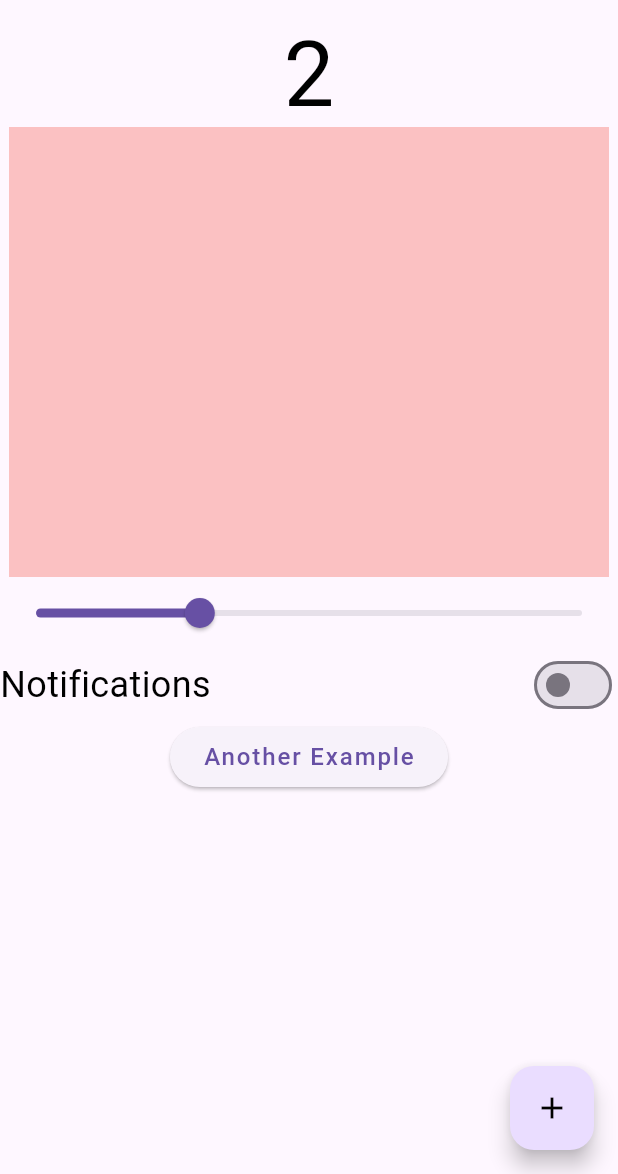
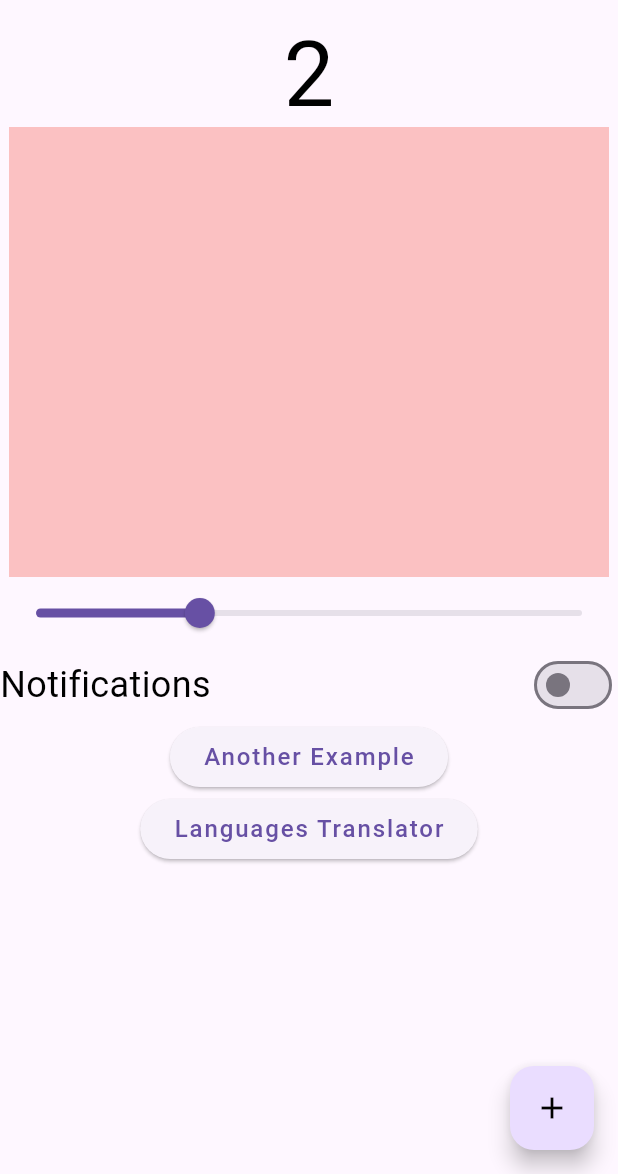
Before and after one commit to AyeshaNaseer07/getx_app, a Flutter app: the screen it shows after launch, after a tap on the "add" icon, on a phone screen of 412 x 824 dp, the part 62-1236 px from its top. Run offline on Flutter 3.47's test engine with Material 3 defaults, Android fonts, the phone set to English and light mode, and no system bars; our stand-ins replace flutter_screenutil, get, image_picker.

Commit message:
language translator

```diff
--- a/lib/img_pic/image_picker_view.dart
+++ b/lib/img_pic/image_picker_view.dart
@@ -5,7 +5,7 @@ import 'package:get/get_instance/src/extension_instance.dart';
 import 'package:get/get_rx/src/rx_types/rx_types.dart';
 import 'package:get/get_state_manager/src/rx_flutter/rx_obx_widget.dart';
 import 'package:get/route_manager.dart';
-import 'package:mygetx_app/image_picker/image_picker_controller.dart';
+import 'package:mygetx_app/img_pic/image_picker_controller.dart';
 
 class ImagePickerView extends StatelessWidget {
   ImagePickerView({super.key});
--- /dev/null
+++ b/lib/languages_localization/language_controller.dart
@@ -0,0 +1,10 @@
+import 'package:get/get_navigation/src/root/internacionalization.dart';
+
+class Languages extends Translations {
+  @override
+  Map<String, Map<String, String>> get keys => {
+    'en_US': {'message': 'How are you?', 'name': 'What is your name?'},
+    'ur_PK': {'message': 'آپ کیسے ہیں؟', 'name': 'آپ کا نام کیا ہے؟'},
+    'hi_IN': {'message': 'आप कैसे हैं?', 'name': 'आपका क्या नाम है?'},
+  };
+}
--- a/lib/main.dart
+++ b/lib/main.dart
@@ -1,6 +1,7 @@
 import 'package:flutter/material.dart';
 import 'package:flutter_screenutil/flutter_screenutil.dart';
 import 'package:get/get.dart';
+import 'package:mygetx_app/languages_localization/language_controller.dart';
 import 'package:mygetx_app/modules/Getx_examples/example_view.dart';
 
 void main() {
@@ -20,6 +21,9 @@ class MyGetxApp extends StatelessWidget {
       builder: (_, child) {
         return GetMaterialApp(
           debugShowCheckedModeBanner: false,
+          locale: Locale('en', 'US'),
+          fallbackLocale: Locale('en', 'US'),
+          translations: Languages(),
           title: 'First Method',
           theme: ThemeData(
             primarySwatch: Colors.blue,
--- a/lib/modules/Getx_examples/example_controller.dart
+++ b/lib/modules/Getx_examples/example_controller.dart
@@ -3,25 +3,23 @@ import 'package:get/state_manager.dart';
 class CounterController extends GetxController {
   RxInt counter = 1.obs;
 
-  incrementCounter() {
+  setIncrementcounter() {
+    print((counter.value));
     counter.value++;
-    print((counter.value));
   }
 }
 
-class ExampleController extends GetxController {
+class OpacityController extends GetxController {
   RxDouble opacity = .3.obs;
-
   setOpacity(double value) {
     opacity.value = value;
   }
 }
 
-class SwitchButtonsController extends GetxController {
+class NotificationsController extends GetxController {
   RxBool notifications = false.obs;
 
   setNotification(bool value) {
-    print(notifications.value);
     notifications.value = value;
   }
 }
--- a/lib/modules/Getx_examples/example_view.dart
+++ b/lib/modules/Getx_examples/example_view.dart
@@ -2,9 +2,9 @@ import 'package:flutter/material.dart';
 import 'package:get/get_instance/src/extension_instance.dart';
 import 'package:get/get_state_manager/src/rx_flutter/rx_obx_widget.dart';
 import 'package:get/route_manager.dart';
+import 'package:mygetx_app/languages_localization/language_view.dart';
 import 'package:mygetx_app/modules/Getx_examples/example_controller.dart';
 import 'package:mygetx_app/modules/fav_screen/fav_view.dart';
-import 'package:mygetx_app/image_picker/image_picker_view.dart';
 
 class ExampleView extends StatefulWidget {
   const ExampleView({super.key});
@@ -14,10 +14,10 @@ class ExampleView extends StatefulWidget {
 }
 
 class _ExampleViewState extends State<ExampleView> {
-  final CounterController controller = Get.put(CounterController());
-  final ExampleController expcontroller = Get.put(ExampleController());
-  final SwitchButtonsController switchController = Get.put(
-    SwitchButtonsController(),
+  final CounterController countcontroller = Get.put(CounterController());
+  final OpacityController opcontroller = Get.put(OpacityController());
+  final NotificationsController notController = Get.put(
+    NotificationsController(),
   );
 
   @override
@@ -37,7 +37,7 @@ class _ExampleViewState extends State<ExampleView> {
             child: Column(
               children: [
                 Text(
-                  controller.counter.toString(),
+                  countcontroller.counter.toString(),
                   style: TextStyle(fontSize: 60, color: Colors.black),
                 ),
 
@@ -47,14 +47,14 @@ class _ExampleViewState extends State<ExampleView> {
                     height: 300,
                     width: 400,
                     // ignore: deprecated_member_use
-                    color: Colors.red.withOpacity(expcontroller.opacity.value),
+                    color: Colors.red.withOpacity(opcontroller.opacity.value),
                   );
                 }),
                 Obx(() {
                   return Slider(
-                    value: expcontroller.opacity.value,
+                    value: opcontroller.opacity.value,
                     onChanged: (value) {
-                      expcontroller.setOpacity(value);
+                      opcontroller.setOpacity(value);
                     },
                   );
                 }),
@@ -67,9 +67,9 @@ class _ExampleViewState extends State<ExampleView> {
                     ),
                     Obx(() {
                       return Switch(
-                        value: switchController.notifications.value,
+                        value: notController.notifications.value,
                         onChanged: (value) {
-                          switchController.setNotification(value);
+                          notController.setNotification(value);
                         },
                       );
                     }),
@@ -83,14 +83,14 @@ class _ExampleViewState extends State<ExampleView> {
                   },
                   child: const Text("Another Example"),
                 ),
-                // ElevatedButton(
-                //   onPressed: () {
-                //     Get.to(() {
-                //       return ImagePickerView();
-                //     });
-                //   },
-                //   child: const Text("Image Picker"),
-                // ),
+                ElevatedButton(
+                  onPressed: () {
+                    Get.to(() {
+                      return LanguageView();
+                    });
+                  },
+                  child: const Text("Languages Translator"),
+                ),
               ],
             ),
           );
@@ -98,7 +98,7 @@ class _ExampleViewState extends State<ExampleView> {
       ),
       floatingActionButton: FloatingActionButton(
         onPressed: () {
-          controller.incrementCounter();
+          countcontroller.setIncrementcounter();
         },
         child: Icon(Icons.add, color: Colors.black),
       ),
```
Also changed, not shown: lib/languages_localization/language_view.dart (added, +44 -0 lines).
